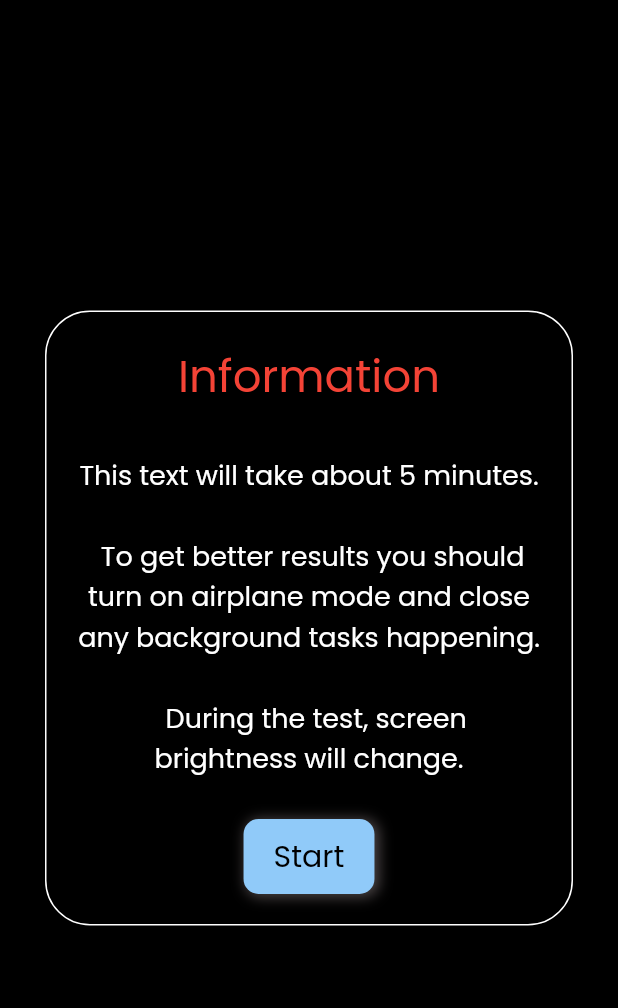
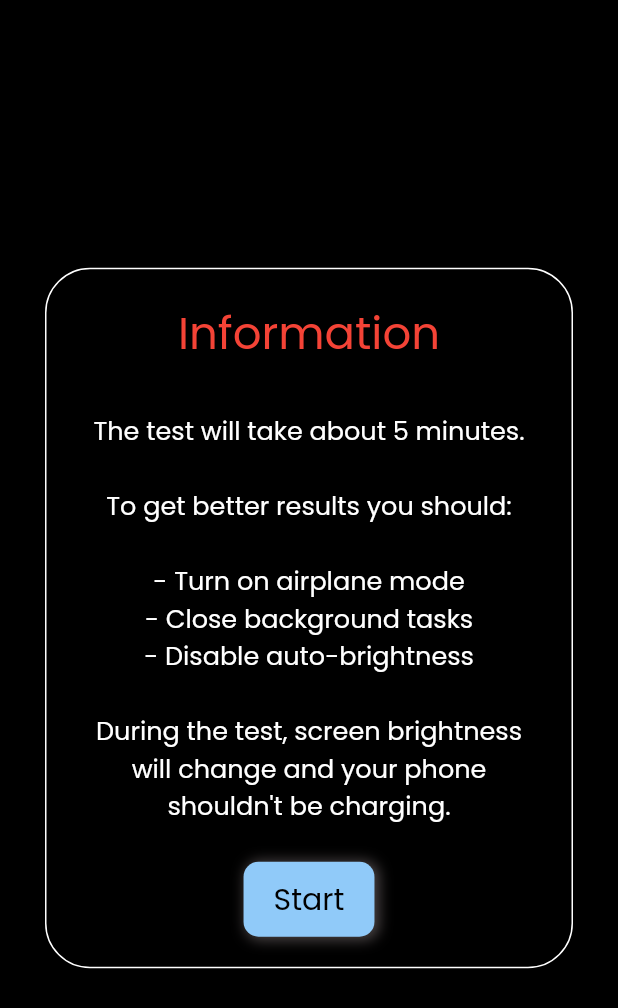
Before and after one commit to BrnPer/measure-color-battery-consumption, a Flutter app: the TestDischarge screen opened by its route, on a phone screen of 412 x 824 dp. Shown: the top 1008 px of the screen. Run offline on Flutter 3.47's test engine with Material 2 defaults, Android fonts, the light colour scheme and no system bars; our stand-ins replace google_fonts, rx_notifier; missing offline and left inert: battery_info, screen_brightness.

Commit message:
Add Text to Discharge Information Screen

```diff
--- a/lib/views/test_discharge/test_discharge_information.dart
+++ b/lib/views/test_discharge/test_discharge_information.dart
@@ -5,8 +5,10 @@ class TestDischargeInformation extends StatelessWidget {
   const TestDischargeInformation({Key? key, required this.onButtonPress})
       : super(key: key);
 
-  final String informationText =
-      """This text will take about 5 minutes. \r\n\r\n To get better results you should turn on airplane mode and close any background tasks happening. \r\n\r\n  During the test, screen brightness will change.
+  final String informationText = """The test will take about 5 minutes.
+      \r\nTo get better results you should:
+      \r\n- Turn on airplane mode\r\n- Close background tasks\r\n- Disable auto-brightness
+      \r\nDuring the test, screen brightness will change and your phone shouldn't be charging.
   """;
 
   final VoidCallback onButtonPress;
@@ -37,7 +39,7 @@ class TestDischargeInformation extends StatelessWidget {
                 Text(
                   informationText,
                   textAlign: TextAlign.center,
-                  style: TextStyle(color: Colors.white, fontSize: 18),
+                  style: TextStyle(color: Colors.white, fontSize: 17),
                 ),
                 MyButton(
                     text: "Start",
```
